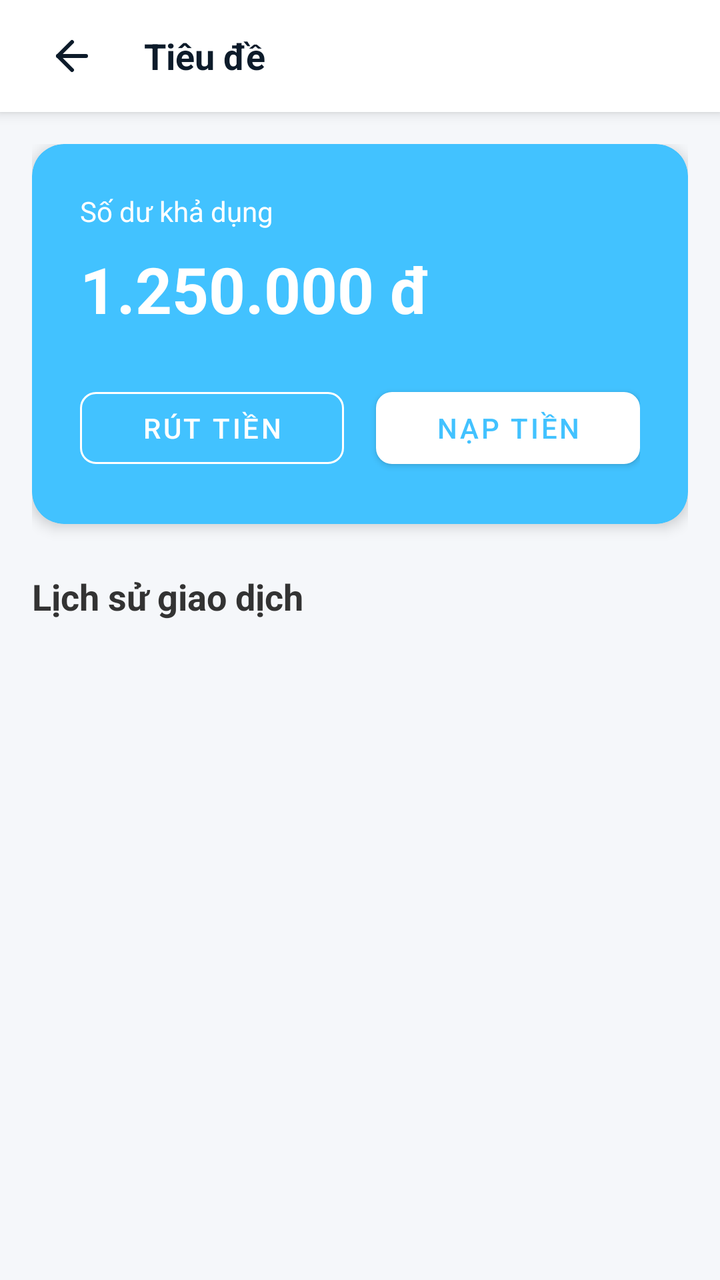
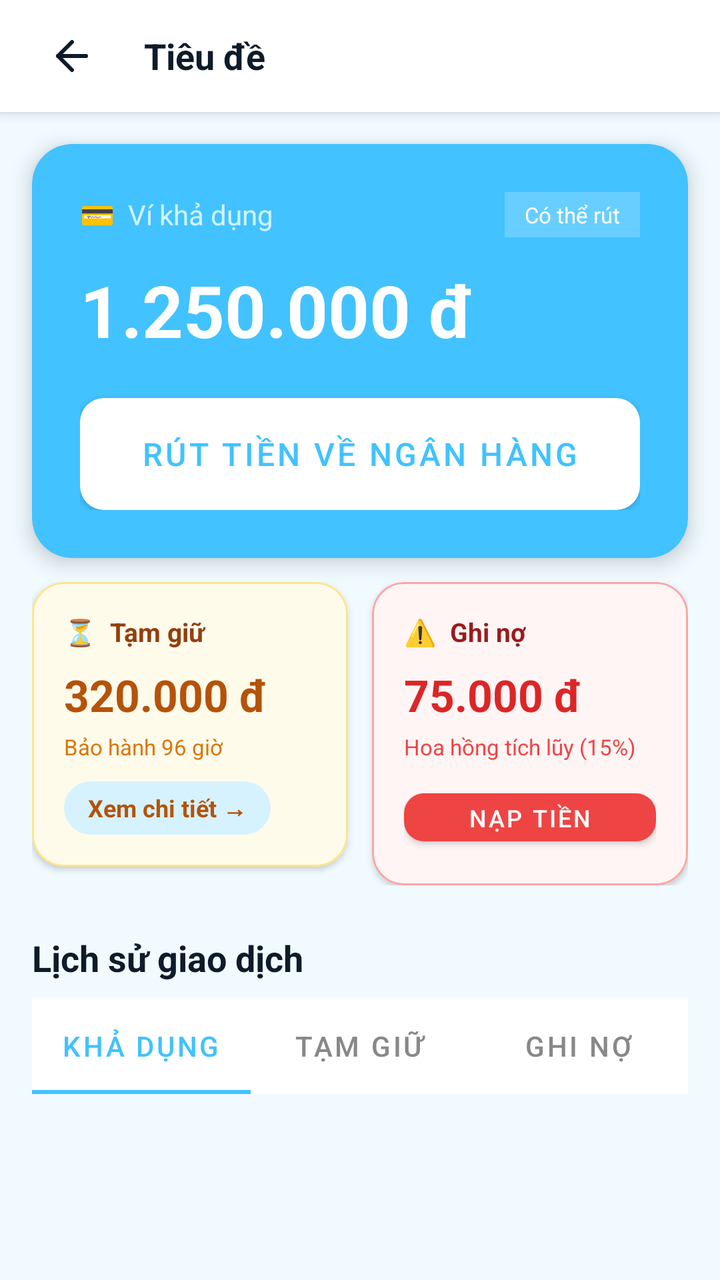

An Android layout rendered at two revisions. The XML below is the earlier revision; the diff shows what the commit changed to produce the second picture.
<!-- AndroidManifest.xml: application theme Theme.FixItVN -->
<!-- res/layout/fragment_worker_wallet.xml -->
<?xml version="1.0" encoding="utf-8"?>
<LinearLayout xmlns:android="http://schemas.android.com/apk/res/android"
    xmlns:app="http://schemas.android.com/apk/res-auto"
    xmlns:tools="http://schemas.android.com/tools"
    android:layout_width="match_parent"
    android:layout_height="match_parent"
    android:background="#F5F7FA"
    android:orientation="vertical">

    <include layout="@layout/layout_worker_topbar" />

    <androidx.core.widget.NestedScrollView
        android:layout_width="match_parent"
        android:layout_height="match_parent"
        android:padding="16dp">

        <LinearLayout
            android:layout_width="match_parent"
            android:layout_height="wrap_content"
            android:orientation="vertical">

            <com.google.android.material.card.MaterialCardView
                android:layout_width="match_parent"
                android:layout_height="wrap_content"
                android:layout_marginBottom="24dp"
                app:cardBackgroundColor="#42c2ff"
                app:cardCornerRadius="16dp"
                app:cardElevation="4dp"
                app:strokeWidth="0dp">

                <LinearLayout
                    android:layout_width="match_parent"
                    android:layout_height="wrap_content"
                    android:orientation="vertical"
                    android:padding="24dp">

                    <TextView
                        android:layout_width="wrap_content"
                        android:layout_height="wrap_content"
                        android:text="Số dư khả dụng"
                        android:textColor="#FFFFFF"
                        android:textSize="14sp" />

                    <TextView
                        android:id="@+id/tvWalletBalance"
                        android:layout_width="wrap_content"
                        android:layout_height="wrap_content"
                        android:layout_marginTop="8dp"
                        android:text="1.250.000 đ"
                        android:textColor="#FFFFFF"
                        android:textSize="32sp"
                        android:textStyle="bold" />

                    <LinearLayout
                        android:layout_width="match_parent"
                        android:layout_height="wrap_content"
                        android:layout_marginTop="24dp"
                        android:orientation="horizontal">

                        <com.google.android.material.button.MaterialButton
                            android:id="@+id/btnWithdraw"
                            style="@style/Widget.MaterialComponents.Button.OutlinedButton"
                            android:layout_width="0dp"
                            android:layout_height="wrap_content"
                            android:layout_marginEnd="8dp"
                            android:layout_weight="1"
                            android:text="Rút tiền"
                            android:textColor="#FFFFFF"
                            app:cornerRadius="8dp"
                            app:strokeColor="#FFFFFF" />

                        <com.google.android.material.button.MaterialButton
                            android:id="@+id/btnTopUp"
                            android:layout_width="0dp"
                            android:layout_height="wrap_content"
                            android:layout_marginStart="8dp"
                            android:layout_weight="1"
                            android:text="Nạp tiền"
                            android:textColor="#42c2ff"
                            app:backgroundTint="#FFFFFF"
                            app:cornerRadius="8dp" />
                    </LinearLayout>
                </LinearLayout>
            </com.google.android.material.card.MaterialCardView>

            <TextView
                android:layout_width="wrap_content"
                android:layout_height="wrap_content"
                android:layout_marginBottom="12dp"
                android:text="Lịch sử giao dịch"
                android:textColor="#333333"
                android:textSize="18sp"
                android:textStyle="bold" />

            <androidx.recyclerview.widget.RecyclerView
                android:id="@+id/rvWalletTransactions"
                android:layout_width="match_parent"
                android:layout_height="wrap_content"
                android:nestedScrollingEnabled="false"
                tools:listitem="@layout/item_wallet_transaction" />

            <include layout="@layout/layout_empty_state" />
        </LinearLayout>
    </androidx.core.widget.NestedScrollView>
</LinearLayout>
<!-- res/layout/layout_worker_topbar.xml (included above) -->
<?xml version="1.0" encoding="utf-8"?>
<LinearLayout xmlns:android="http://schemas.android.com/apk/res/android"
    xmlns:app="http://schemas.android.com/apk/res-auto"
    android:layout_width="match_parent"
    android:layout_height="?attr/actionBarSize"
    android:background="@android:color/white"
    android:elevation="4dp"
    android:gravity="center_vertical"
    android:orientation="horizontal"
    android:paddingHorizontal="16dp">

    <ImageButton
        android:id="@+id/btnBack"
        android:layout_width="40dp"
        android:layout_height="40dp"
        android:background="?attr/selectableItemBackgroundBorderless"
        android:padding="8dp"
        android:src="@drawable/ic_lucide_arrow_left"
        app:tint="#0d1b2a" />

    <TextView
        android:id="@+id/tvToolbarTitle"
        android:layout_width="0dp"
        android:layout_height="wrap_content"
        android:layout_marginStart="16dp"
        android:layout_weight="1"
        android:text="Tiêu đề"
        android:textColor="#0d1b2a"
        android:textSize="18sp"
        android:textStyle="bold" />
</LinearLayout>
<!-- res/layout/item_wallet_transaction.xml (included above) -->
<?xml version="1.0" encoding="utf-8"?>
<LinearLayout xmlns:android="http://schemas.android.com/apk/res/android"
    android:layout_width="match_parent"
    android:layout_height="wrap_content"
    android:background="@android:color/white"
    android:gravity="center_vertical"
    android:orientation="horizontal"
    android:padding="16dp">

    <ImageView
        android:id="@+id/ivTransactionIcon"
        android:layout_width="40dp"
        android:layout_height="40dp"
        android:background="@drawable/circle_background"
        android:padding="8dp"
        android:src="@android:drawable/ic_menu_sort_by_size" />

    <LinearLayout
        android:layout_width="0dp"
        android:layout_height="wrap_content"
        android:layout_marginStart="12dp"
        android:layout_weight="1"
        android:orientation="vertical">

        <TextView
            android:id="@+id/tvTransactionTitle"
            android:layout_width="wrap_content"
            android:layout_height="wrap_content"
            android:text="Nạp tiền vào ví"
            android:textColor="#333333"
            android:textSize="16sp"
            android:textStyle="bold" />

        <TextView
            android:id="@+id/tvTransactionDate"
            android:layout_width="wrap_content"
            android:layout_height="wrap_content"
            android:layout_marginTop="4dp"
            android:text="15/05/2026 - 10:30"
            android:textColor="#888888"
            android:textSize="12sp" />
    </LinearLayout>

    <TextView
        android:id="@+id/tvTransactionAmount"
        android:layout_width="wrap_content"
        android:layout_height="wrap_content"
        android:text="+ 500.000 đ"
        android:textColor="#4CAF50"
        android:textSize="16sp"
        android:textStyle="bold" />
</LinearLayout>
<!-- res/layout/layout_empty_state.xml (included above) -->
<?xml version="1.0" encoding="utf-8"?>
<LinearLayout xmlns:android="http://schemas.android.com/apk/res/android"
    xmlns:app="http://schemas.android.com/apk/res-auto"
    android:id="@+id/layoutEmpty"
    android:layout_width="match_parent"
    android:layout_height="match_parent"
    android:gravity="center"
    android:orientation="vertical"
    android:padding="32dp"
    android:visibility="gone">

    <ImageView
        android:layout_width="80dp"
        android:layout_height="80dp"
        android:src="@android:drawable/ic_menu_search"
        app:tint="#BDBDBD" />

    <TextView
        android:id="@+id/tvEmptyMessage"
        android:layout_width="wrap_content"
        android:layout_height="wrap_content"
        android:layout_marginTop="16dp"
        android:gravity="center"
        android:text="Chưa có dữ liệu"
        android:textColor="#888888"
        android:textSize="16sp" />
</LinearLayout>
<!-- resources referenced by this layout -->
<resources>
  <!-- drawable circle_background (drawable) -->
  <?xml version="1.0" encoding="utf-8"?>
  <shape xmlns:android="http://schemas.android.com/apk/res/android"
      android:shape="oval">
      <solid android:color="#e2e8f0" />
  </shape>
  <!-- drawable ic_lucide_arrow_left (drawable) -->
  <vector xmlns:android="http://schemas.android.com/apk/res/android"
      android:width="24dp"
      android:height="24dp"
      android:viewportWidth="24"
      android:viewportHeight="24">
    <path
        android:pathData="m12,19 -7,-7 7,-7"
        android:strokeLineJoin="round"
        android:strokeWidth="2"
        android:fillColor="#00000000"
        android:strokeColor="#000000"
        android:strokeLineCap="round"/>
    <path
        android:pathData="M19,12H5"
        android:strokeLineJoin="round"
        android:strokeWidth="2"
        android:fillColor="#00000000"
        android:strokeColor="#000000"
        android:strokeLineCap="round"/>
  </vector>
  <style name="Theme.FixItVN" parent="Theme.MaterialComponents.DayNight.NoActionBar">
  
          
          <item name="colorPrimary">#42c2ff</item>
          <item name="colorPrimaryDark">#00658b</item>
          <item name="colorPrimaryVariant">#00658b</item>
          <item name="colorOnPrimary">#ffffff</item>
  
          
          <item name="colorSecondary">#42c2ff</item>
          <item name="colorSecondaryVariant">#1a9fe0</item>
          <item name="colorOnSecondary">#ffffff</item>
  
          
          <item name="android:colorBackground">#f0faff</item>
          <item name="android:windowBackground">#f0faff</item>
          <item name="colorSurface">#ffffff</item>
          <item name="colorOnSurface">#0d1b2a</item>
  
          
          <item name="android:statusBarColor">#ffffff</item>
          <item name="android:windowLightStatusBar">true</item>
  
          
          <item name="android:navigationBarColor">#ffffff</item>
  
      </style>
</resources>

<!-- the commit's change to res/layout/fragment_worker_wallet.xml (unified diff, before → after) -->
@@ -4,28 +4,31 @@
     xmlns:tools="http://schemas.android.com/tools"
     android:layout_width="match_parent"
     android:layout_height="match_parent"
-    android:background="#F5F7FA"
+    android:background="#f0faff"
     android:orientation="vertical">
 
+    
     <include layout="@layout/layout_worker_topbar" />
 
     <androidx.core.widget.NestedScrollView
         android:layout_width="match_parent"
-        android:layout_height="match_parent"
-        android:padding="16dp">
+        android:layout_height="match_parent">
 
         <LinearLayout
             android:layout_width="match_parent"
             android:layout_height="wrap_content"
-            android:orientation="vertical">
-
+            android:orientation="vertical"
+            android:paddingBottom="32dp">
+
+            
             <com.google.android.material.card.MaterialCardView
                 android:layout_width="match_parent"
                 android:layout_height="wrap_content"
-                android:layout_marginBottom="24dp"
+                android:layout_marginHorizontal="16dp"
+                android:layout_marginTop="16dp"
                 app:cardBackgroundColor="#42c2ff"
-                app:cardCornerRadius="16dp"
-                app:cardElevation="4dp"
+                app:cardCornerRadius="20dp"
+                app:cardElevation="6dp"
                 app:strokeWidth="0dp">
 
                 <LinearLayout
@@ -34,74 +37,240 @@
                     android:orientation="vertical"
                     android:padding="24dp">
 
-                    <TextView
-                        android:layout_width="wrap_content"
-                        android:layout_height="wrap_content"
-                        android:text="Số dư khả dụng"
-                        android:textColor="#FFFFFF"
-                        android:textSize="14sp" />
-
-                    <TextView
-                        android:id="@+id/tvWalletBalance"
-                        android:layout_width="wrap_content"
-                        android:layout_height="wrap_content"
-                        android:layout_marginTop="8dp"
-                        android:text="1.250.000 đ"
-                        android:textColor="#FFFFFF"
-                        android:textSize="32sp"
-                        android:textStyle="bold" />
-
+                    
                     <LinearLayout
                         android:layout_width="match_parent"
                         android:layout_height="wrap_content"
-                        android:layout_marginTop="24dp"
+                        android:gravity="center_vertical"
                         android:orientation="horizontal">
 
-                        <com.google.android.material.button.MaterialButton
-                            android:id="@+id/btnWithdraw"
-                            style="@style/Widget.MaterialComponents.Button.OutlinedButton"
+                        <TextView
                             android:layout_width="0dp"
                             android:layout_height="wrap_content"
-                            android:layout_marginEnd="8dp"
                             android:layout_weight="1"
-                            android:text="Rút tiền"
-                            android:textColor="#FFFFFF"
-                            app:cornerRadius="8dp"
-                            app:strokeColor="#FFFFFF" />
-
+                            android:text="💳  Ví khả dụng"
+                            android:textColor="#d0f4ff"
+                            android:textSize="14sp" />
+
+                        <TextView
+                            android:layout_width="wrap_content"
+                            android:layout_height="wrap_content"
+                            android:background="#33ffffff"
+                            android:paddingHorizontal="10dp"
+                            android:paddingVertical="4dp"
+                            android:text="Có thể rút"
+                            android:textColor="#ffffff"
+                            android:textSize="11sp" />
+                    </LinearLayout>
+
+                    
+                    <TextView
+                        android:id="@+id/tvAvailableBalance"
+                        android:layout_width="wrap_content"
+                        android:layout_height="wrap_content"
+                        android:layout_marginTop="12dp"
+                        android:text="1.250.000 đ"
+                        android:textColor="#ffffff"
+                        android:textSize="36sp"
+                        android:textStyle="bold"
+                        tools:ignore="HardcodedText" />
+
+                    
+                    <com.google.android.material.button.MaterialButton
+                        android:id="@+id/btnWithdraw"
+                        style="@style/FixIt.Button.Action"
+                        android:layout_width="match_parent"
+                        android:layout_marginTop="20dp"
+                        android:text="Rút tiền về ngân hàng"
+                        android:textColor="#42c2ff"
+                        app:backgroundTint="#ffffff" />
+                </LinearLayout>
+            </com.google.android.material.card.MaterialCardView>
+
+            
+            <LinearLayout
+                android:layout_width="match_parent"
+                android:layout_height="wrap_content"
+                android:layout_marginHorizontal="16dp"
+                android:layout_marginTop="12dp"
+                android:orientation="horizontal">
+
+                
+                <com.google.android.material.card.MaterialCardView
+                    style="@style/FixIt.Card.Content"
+                    android:layout_width="0dp"
+                    android:layout_height="wrap_content"
+                    android:layout_marginEnd="6dp"
+                    android:layout_weight="1"
+                    android:layout_marginBottom="0dp"
+                    app:cardBackgroundColor="#fffbeb"
+                    app:strokeColor="#fde68a"
+                    app:strokeWidth="1dp">
+
+                    <LinearLayout
+                        android:layout_width="match_parent"
+                        android:layout_height="wrap_content"
+                        android:orientation="vertical"
+                        android:padding="16dp">
+
+                        <TextView
+                            android:layout_width="wrap_content"
+                            android:layout_height="wrap_content"
+                            android:text="⏳  Tạm giữ"
+                            android:textColor="#92400e"
+                            android:textSize="13sp"
+                            android:textStyle="bold" />
+
+                        <TextView
+                            android:id="@+id/tvHeldBalance"
+                            android:layout_width="wrap_content"
+                            android:layout_height="wrap_content"
+                            android:layout_marginTop="8dp"
+                            android:text="320.000 đ"
+                            android:textColor="#b45309"
+                            android:textSize="22sp"
+                            android:textStyle="bold" />
+
+                        <TextView
+                            android:layout_width="wrap_content"
+                            android:layout_height="wrap_content"
+                            android:layout_marginTop="4dp"
+                            android:text="Bảo hành 96 giờ"
+                            android:textColor="#d97706"
+                            android:textSize="11sp" />
+
+                        
+                        <TextView
+                            android:id="@+id/btnHeldDetail"
+                            android:layout_width="wrap_content"
+                            android:layout_height="wrap_content"
+                            android:layout_marginTop="10dp"
+                            android:background="@drawable/chip_primary_light_bg"
+                            android:clickable="true"
+                            android:focusable="true"
+                            android:paddingHorizontal="12dp"
+                            android:paddingVertical="5dp"
+                            android:text="Xem chi tiết →"
+                            android:textColor="#b45309"
+                            android:textSize="12sp"
+                            android:textStyle="bold" />
+                    </LinearLayout>
+                </com.google.android.material.card.MaterialCardView>
+
+                
+                <com.google.android.material.card.MaterialCardView
+                    style="@style/FixIt.Card.Content"
+                    android:layout_width="0dp"
+                    android:layout_height="wrap_content"
+                    android:layout_marginStart="6dp"
+                    android:layout_weight="1"
+                    android:layout_marginBottom="0dp"
+                    app:cardBackgroundColor="#fff5f5"
+                    app:strokeColor="#fca5a5"
+                    app:strokeWidth="1dp">
+
+                    <LinearLayout
+                        android:layout_width="match_parent"
+                        android:layout_height="wrap_content"
+                        android:orientation="vertical"
+                        android:padding="16dp">
+
+                        <TextView
+                            android:layout_width="wrap_content"
+                            android:layout_height="wrap_content"
+                            android:text="⚠️  Ghi nợ"
+                            android:textColor="#991b1b"
+                            android:textSize="13sp"
+                            android:textStyle="bold" />
+
+                        <TextView
+                            android:id="@+id/tvDebtBalance"
+                            android:layout_width="wrap_content"
+                            android:layout_height="wrap_content"
+                            android:layout_marginTop="8dp"
+                            android:text="75.000 đ"
+                            android:textColor="#dc2626"
+                            android:textSize="22sp"
+                            android:textStyle="bold" />
+
+                        <TextView
+                            android:layout_width="wrap_content"
+                            android:layout_height="wrap_content"
+                            android:layout_marginTop="4dp"
+                            android:text="Hoa hồng tích lũy (15%)"
+                            android:textColor="#ef4444"
+                            android:textSize="11sp" />
+
+                        
                         <com.google.android.material.button.MaterialButton
                             android:id="@+id/btnTopUp"
-                            android:layout_width="0dp"
-                            android:layout_height="wrap_content"
-                            android:layout_marginStart="8dp"
-                            android:layout_weight="1"
+                            android:layout_width="match_parent"
+                            android:layout_height="36dp"
+                            android:layout_marginTop="10dp"
                             android:text="Nạp tiền"
-                            android:textColor="#42c2ff"
-                            app:backgroundTint="#FFFFFF"
-                            app:cornerRadius="8dp" />
+                            android:textSize="12sp"
+                            app:backgroundTint="#ef4444"
+                            app:cornerRadius="10dp"
+                            app:elevation="0dp" />
                     </LinearLayout>
-                </LinearLayout>
-            </com.google.android.material.card.MaterialCardView>
-
+                </com.google.android.material.card.MaterialCardView>
+            </LinearLayout>
+
+            
             <TextView
+                style="@style/FixIt.Text.SectionHeader"
                 android:layout_width="wrap_content"
                 android:layout_height="wrap_content"
-                android:layout_marginBottom="12dp"
+                android:layout_marginHorizontal="16dp"
+                android:layout_marginTop="24dp"
+                android:layout_marginBottom="8dp"
                 android:text="Lịch sử giao dịch"
-                android:textColor="#333333"
-                android:textSize="18sp"
-                android:textStyle="bold" />
-
+                android:textSize="18sp" />
+
+            
+            <com.google.android.material.tabs.TabLayout
+                android:id="@+id/tabLayoutTx"
+                android:layout_width="match_parent"
+                android:layout_height="wrap_content"
+                android:layout_marginHorizontal="16dp"
+                android:background="@android:color/white"
+                app:tabIndicatorColor="#42c2ff"
+                app:tabSelectedTextColor="#42c2ff"
+                app:tabTextColor="#888888"
+                app:tabMode="fixed"
+                app:tabGravity="fill">
+
+                <com.google.android.material.tabs.TabItem
+                    android:layout_width="wrap_content"
+                    android:layout_height="wrap_content"
+                    android:text="Khả dụng" />
+
+                <com.google.android.material.tabs.TabItem
+                    android:layout_width="wrap_content"
+                    android:layout_height="wrap_content"
+                    android:text="Tạm giữ" />
+
+                <com.google.android.material.tabs.TabItem
+                    android:layout_width="wrap_content"
+                    android:layout_height="wrap_content"
+                    android:text="Ghi nợ" />
+            </com.google.android.material.tabs.TabLayout>
+
+            
             <androidx.recyclerview.widget.RecyclerView
                 android:id="@+id/rvWalletTransactions"
                 android:layout_width="match_parent"
                 android:layout_height="wrap_content"
+                android:layout_marginHorizontal="16dp"
+                android:layout_marginTop="8dp"
                 android:nestedScrollingEnabled="false"
                 tools:listitem="@layout/item_wallet_transaction" />
 
             <include layout="@layout/layout_empty_state" />
+
         </LinearLayout>
     </androidx.core.widget.NestedScrollView>
+
 </LinearLayout>
 <!-- res/layout/layout_worker_topbar.xml (included above) -->
 <?xml version="1.0" encoding="utf-8"?>
<!-- resource entries referenced after the edit -->
@@ -1,5 +1,12 @@
 <!-- resources referenced by this layout -->
 <resources>
+  <!-- drawable chip_primary_light_bg (drawable) -->
+  <?xml version="1.0" encoding="utf-8"?>
+  <shape xmlns:android="http://schemas.android.com/apk/res/android"
+      android:shape="rectangle">
+      <solid android:color="#d6f2ff" />
+      <corners android:radius="999dp" />
+  </shape>
   <!-- drawable circle_background (drawable) -->
   <?xml version="1.0" encoding="utf-8"?>
   <shape xmlns:android="http://schemas.android.com/apk/res/android"
@@ -27,6 +34,27 @@
         android:strokeColor="#000000"
         android:strokeLineCap="round"/>
   </vector>
+  <style name="FixIt.Button.Action" parent="Widget.MaterialComponents.Button">
+          <item name="android:layout_height">56dp</item>
+          <item name="cornerRadius">12dp</item>
+          <item name="android:textSize">16sp</item>
+          <item name="android:insetTop">0dp</item>
+          <item name="android:insetBottom">0dp</item>
+      </style>
+  <style name="FixIt.Card.Content" parent="Widget.MaterialComponents.CardView">
+          <item name="cardBackgroundColor">@android:color/white</item>
+          <item name="cardCornerRadius">16dp</item>
+          <item name="cardElevation">2dp</item>
+          <item name="strokeWidth">0dp</item>
+          <item name="android:layout_marginBottom">16dp</item>
+      </style>
+  <style name="FixIt.Text.SectionHeader">
+          <item name="android:textSize">16sp</item>
+          <item name="android:textColor">#0d1b2a</item>
+          <item name="android:textStyle">bold</item>
+          <item name="android:layout_marginBottom">12dp</item>
+          <item name="android:layout_marginTop">8dp</item>
+      </style>
   <style name="Theme.FixItVN" parent="Theme.MaterialComponents.DayNight.NoActionBar">
   
           
